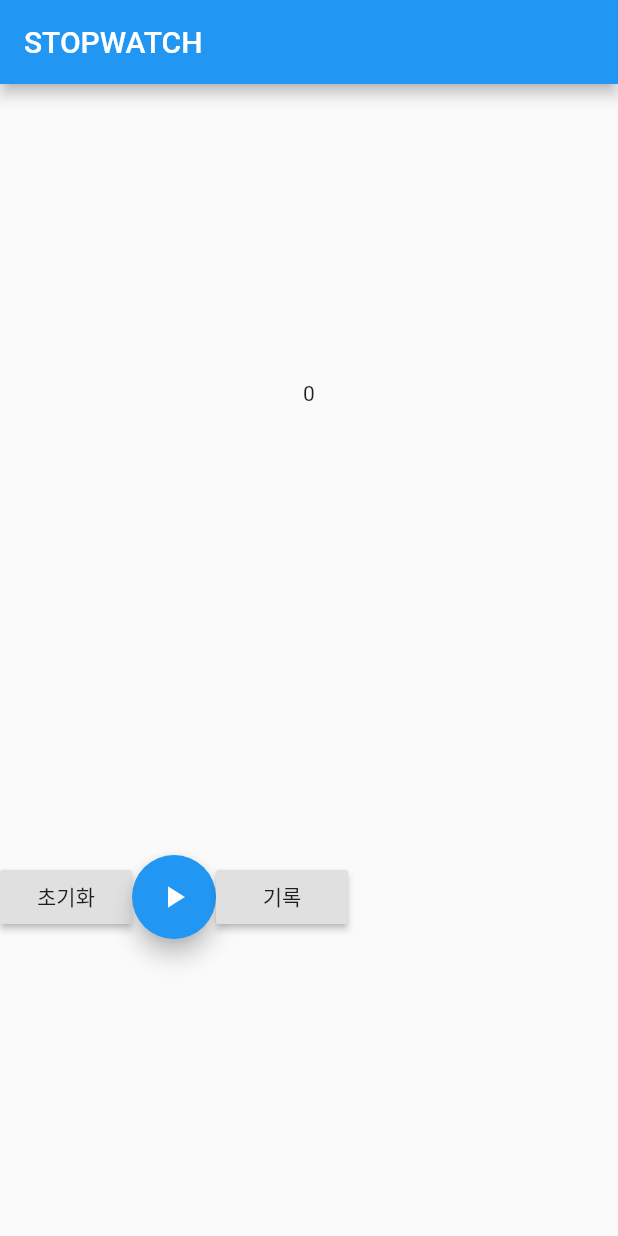
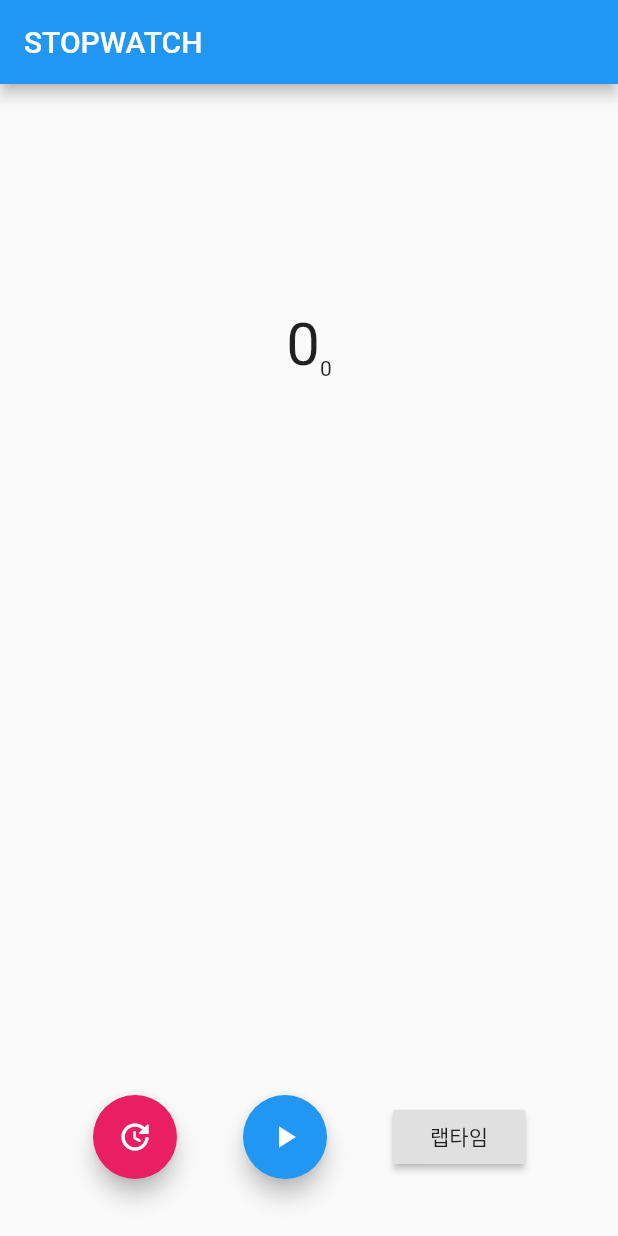
Before and after one commit to boring-km/stopwatch, a Flutter app: the screen it shows after launch, on a phone screen of 412 x 824 dp. Run offline on Flutter 3.47's test engine with Material 2 defaults, Android fonts, the phone set to English and light mode, and no system bars.

Commit message:
[master] 스탑워치 교재와 비스무레하게 완성

```diff
--- a/lib/main.dart
+++ b/lib/main.dart
@@ -5,14 +5,12 @@ import 'package:flutter/material.dart';
 void main() {
   runApp(StopWatchApp());
 }
+
 // https://api.dart.dev/stable/2.10.4/dart-async/Timer-class.html
 class StopWatchApp extends StatelessWidget {
   @override
   Widget build(BuildContext context) {
-
-    return MaterialApp(
-        home: MainPage()
-    );
+    return MaterialApp(home: MainPage());
   }
 }
 
@@ -23,16 +21,15 @@ class MainPage extends StatefulWidget {
 
 class _MainPageState extends State<MainPage> {
   Timer _timer;
-  var _time = 0;
-  List<int> _data = [];
-  // FloatingActionButton(
-  //   child: Icon(Icons.pause),
-  //   onPressed: () {
-  //     setState(() {
-  //       _timer?.cancel();
-  //     });
-  //   },
-  // ),
+  var _ms = 0;
+  var _sec = 0;
+  List<String> _data = [];
+  var _onOff = false;
+  var _play = Icon(Icons.play_arrow);
+  var _rank = 0;
+
+  var _playColor = Colors.blue;
+
   @override
   Widget build(BuildContext context) {
     return Scaffold(
@@ -40,70 +37,115 @@ class _MainPageState extends State<MainPage> {
         title: Text('STOPWATCH'),
       ),
       body: Center(
-        child: Column(
+          child: Padding(
+              padding: const EdgeInsets.all(8.0),
+              child: Stack(
+                children: [
+                  Column(
                     mainAxisAlignment: MainAxisAlignment.center,
-          children: <Widget>[
-            Text('$_time'),
-            Container(
-                height: 300,
+                    children: [
+                      Row(
+                        mainAxisAlignment: MainAxisAlignment.center,
+                        crossAxisAlignment: CrossAxisAlignment.end,
+                        children: [
+                          Text(
+                            '$_sec',
+                            style: TextStyle(fontSize: 40),
+                          ),
+                          Text('$_ms'),
+                        ],
+                      ),
+                      Padding(
+                        padding: const EdgeInsets.fromLTRB(0, 20, 0, 0),
+                        child: Container(
+                          alignment: Alignment.center,
+                          height: 400,
                           child: ListView(
-                  children: _data.map((time) => Text('$time')).toList(),
+                            children: _data.map((time) => Text(
+                              time,
+                              textAlign: TextAlign.center,
+                            )).toList(),
                           )
-            ),
-            Row(
-              children: [
-                Container(
-                  child: Align(
-                    alignment: Alignment.bottomLeft,
-                    child: RaisedButton(
-                      child: Text('초기화'),
-                      onPressed: (() {
-                        setState(() {
-                          setState(() {
-                            _data.clear();
-                            _timer?.cancel();
-                            _time = 0;
-                          });
-                        });
-                      }),
-                    ),
-                  ),
-                ),
-                Container(
-                  child: Align(
-                    alignment: Alignment.bottomCenter,
-                    child: FloatingActionButton(
-                      child: Icon(Icons.play_arrow),
-                      onPressed: () {
-                        setState(() {
-                          _timer = Timer.periodic(Duration(milliseconds: 10), (timer) {
-                            setState(() {
-                              _time++;
-                            });
-                          });
-                        });
-                      },
-                    ),
-                  ),
-                ),
-                Container(
-                  child: Align(
-                    alignment: Alignment.bottomRight,
-                    child: RaisedButton(
-                      child: Text('기록'),
-                      onPressed: () {
-                        setState(() {
-                          _data.insert(0, _time);
-                        });
-                      },
-                    ),
                         ),
                       ),
                     ],
                   ),
+
+                  Positioned(
+                    left: 10,
+                    right: 10,
+                    bottom: 30,
+                    child: Row(
+                      mainAxisAlignment: MainAxisAlignment.spaceEvenly,
+                      mainAxisSize: MainAxisSize.max,
+                      children: [
+                        buildResetButton(),
+                        buildPlayButton(),
+                        buildRecordButton(),
                       ],
                     ),
                   ),
+                ],
+              ))),
+    );
+  }
+
+  RaisedButton buildRecordButton() {
+    return RaisedButton(
+      child: Text('랩타임'),
+      onPressed: () {
+        setState(() {
+          _rank++;
+          _data.insert(0, '$_rank등 $_sec.$_ms');
+        });
+      },
+    );
+  }
+
+  FloatingActionButton buildPlayButton() {
+    return FloatingActionButton(
+      child: _play,
+      backgroundColor: _playColor,
+      onPressed: () {
+        setState(() {
+          if (!_onOff) {
+            _timer = Timer.periodic(Duration(milliseconds: 10), (timer) {
+              setState(() {
+                _onOff = true;
+                _play = Icon(Icons.pause);
+                _playColor = Colors.green;
+                _ms++;
+                if (_ms == 100) {
+                  _sec++;
+                  _ms = 0;
+                }
+              });
+            });
+          } else {
+            setState(() {
+              _onOff = false;
+              _play = Icon(Icons.play_arrow);
+              _playColor = Colors.blue;
+              _timer.cancel();
+            });
+          }
+        });
+      },
+    );
+  }
+
+  FloatingActionButton buildResetButton() {
+    return FloatingActionButton(
+      child: Icon(Icons.update_rounded),
+      backgroundColor: Colors.pink,
+      onPressed: () {
+        setState(() {
+          _data.clear();
+          _rank = 0;
+          _ms = 0;
+          _sec = 0;
+        });
+      },
     );
   }
 }
```
Lines whose indentation alone changed are shown as unchanged.
